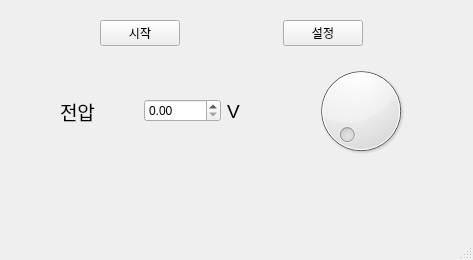
Above: mainwindow.ui from gkdisdhfl1/PowerSimulator before the change. Below: the same form after it.
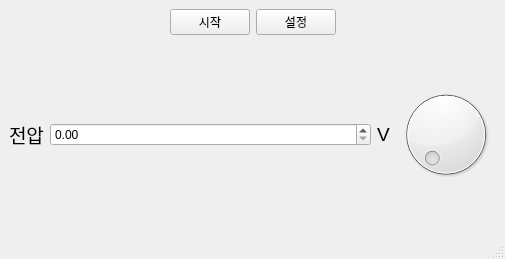
That is the form after the change.

Commit message:
fix: ui 수정
layout 추가하여 창 크기에 맞춰 위젯 크기와 위치 변경 가능

Patch:
```diff
--- a/mainwindow.ui
+++ b/mainwindow.ui
@@ -6,24 +6,32 @@
    <rect>
     <x>0</x>
     <y>0</y>
-    <width>473</width>
-    <height>260</height>
+    <width>505</width>
+    <height>259</height>
    </rect>
   </property>
   <property name="windowTitle">
    <string>MainWindow</string>
   </property>
   <widget class="QWidget" name="centralwidget">
-   <widget class="QWidget" name="layoutWidget">
-    <property name="geometry">
-     <rect>
-      <x>100</x>
-      <y>20</y>
-      <width>263</width>
-      <height>26</height>
-     </rect>
-    </property>
+   <layout class="QVBoxLayout" name="verticalLayout_2">
+    <item>
+     <layout class="QVBoxLayout" name="verticalLayout">
+      <item>
     <layout class="QHBoxLayout" name="horizontalLayout">
+        <item>
+         <spacer name="horizontalSpacer">
+          <property name="orientation">
+           <enum>Qt::Orientation::Horizontal</enum>
+          </property>
+          <property name="sizeHint" stdset="0">
+           <size>
+            <width>40</width>
+            <height>20</height>
+           </size>
+          </property>
+         </spacer>
+        </item>
      <item>
       <widget class="QPushButton" name="startStopButton">
        <property name="text">
@@ -31,19 +39,6 @@
        </property>
       </widget>
      </item>
-     <item>
-      <spacer name="horizontalSpacer">
-       <property name="orientation">
-        <enum>Qt::Orientation::Horizontal</enum>
-       </property>
-       <property name="sizeHint" stdset="0">
-        <size>
-         <width>40</width>
-         <height>20</height>
-        </size>
-       </property>
-      </spacer>
-     </item>
      <item>
       <widget class="QPushButton" name="settingButton">
        <property name="text">
@@ -51,20 +46,31 @@
        </property>
       </widget>
      </item>
-    </layout>
-   </widget>
-   <widget class="QWidget" name="layoutWidget">
-    <property name="geometry">
-     <rect>
-      <x>60</x>
-      <y>60</y>
-      <width>351</width>
-      <height>102</height>
-     </rect>
-    </property>
+        <item>
+         <spacer name="horizontalSpacer_2">
+          <property name="orientation">
+           <enum>Qt::Orientation::Horizontal</enum>
+          </property>
+          <property name="sizeHint" stdset="0">
+           <size>
+            <width>40</width>
+            <height>20</height>
+           </size>
+          </property>
+         </spacer>
+        </item>
+       </layout>
+      </item>
+      <item>
     <layout class="QHBoxLayout" name="horizontalLayout_2">
      <item>
       <widget class="QLabel" name="label">
+          <property name="sizePolicy">
+           <sizepolicy hsizetype="Minimum" vsizetype="Minimum">
+            <horstretch>0</horstretch>
+            <verstretch>0</verstretch>
+           </sizepolicy>
+          </property>
        <property name="font">
         <font>
          <pointsize>14</pointsize>
@@ -76,10 +82,23 @@
       </widget>
      </item>
      <item>
-      <widget class="QDoubleSpinBox" name="valueSpinBox"/>
+         <widget class="QDoubleSpinBox" name="valueSpinBox">
+          <property name="sizePolicy">
+           <sizepolicy hsizetype="MinimumExpanding" vsizetype="Fixed">
+            <horstretch>0</horstretch>
+            <verstretch>0</verstretch>
+           </sizepolicy>
+          </property>
+         </widget>
      </item>
      <item>
       <widget class="QLabel" name="label_2">
+          <property name="sizePolicy">
+           <sizepolicy hsizetype="Preferred" vsizetype="Fixed">
+            <horstretch>0</horstretch>
+            <verstretch>0</verstretch>
+           </sizepolicy>
+          </property>
        <property name="font">
         <font>
          <pointsize>14</pointsize>
@@ -91,10 +110,20 @@
       </widget>
      </item>
      <item>
-      <widget class="QDial" name="valueDial"/>
-     </item>
-    </layout>
-   </widget>
+         <widget class="QDial" name="valueDial">
+          <property name="sizePolicy">
+           <sizepolicy hsizetype="Minimum" vsizetype="Minimum">
+            <horstretch>0</horstretch>
+            <verstretch>0</verstretch>
+           </sizepolicy>
+          </property>
+         </widget>
+        </item>
+       </layout>
+      </item>
+     </layout>
+    </item>
+   </layout>
   </widget>
   <widget class="QMenuBar" name="menubar">
    <property name="geometry">
```
Left out of the diff: 2 changed lines with no effect on the pictures. Lines whose indentation alone changed are shown as unchanged. The commit also changes 5 other files.
